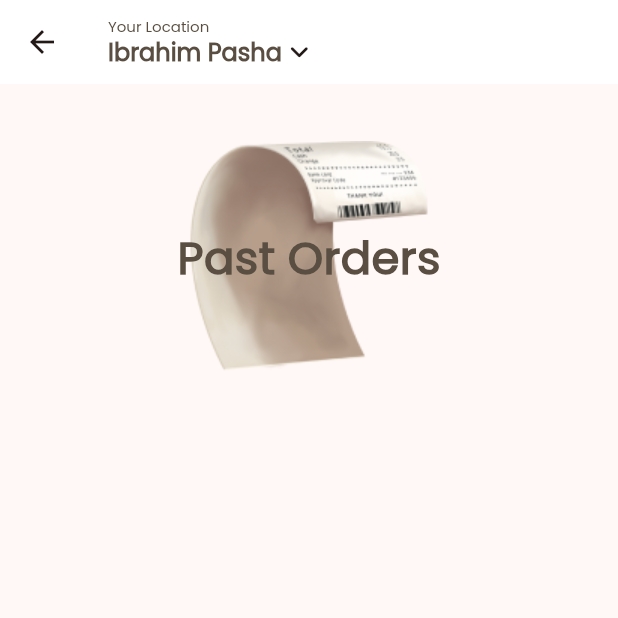
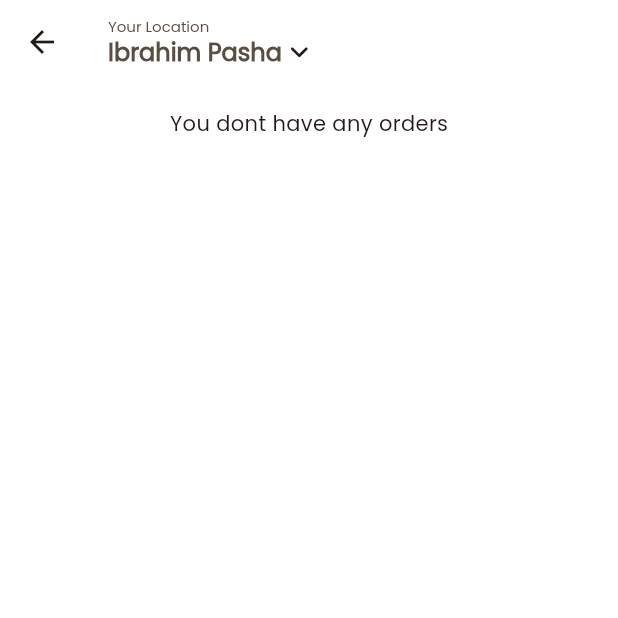
Before and after one commit to tahabarznji/bnchinamartt, a Flutter app: the OrderScreen screen opened directly, on a phone screen of 412 x 824 dp, the top half of it. Run offline on Flutter 3.47's test engine with Material 3 defaults, Android fonts, the phone set to English and light mode, and no system bars; our stand-ins replace firebase_auth, firebase_core, flutter_riverpod, flutter_svg, font_awesome_flutter; missing offline and left inert: shortid; accounts and stored records are empty.

Commit message:
some change colors to the project

```diff
--- a/lib/screens/auth/change_pass_screen.dart
+++ b/lib/screens/auth/change_pass_screen.dart
@@ -41,6 +41,7 @@ class _ChangePassWordScreenState extends State<ChangePassWordScreen> {
   @override
   Widget build(BuildContext context) {
     return Scaffold(
+      backgroundColor: whiteColor,
       appBar: customAppBar(),
       body: SingleChildScrollView(
         child: Padding(
--- a/lib/screens/orders/order_screen.dart
+++ b/lib/screens/orders/order_screen.dart
@@ -1,4 +1,5 @@
 import 'package:bnchinamartt/screens/orders/orders_card.dart';
+import 'package:bnchinamartt/utils/colors.dart';
 import 'package:bnchinamartt/utils/data.dart';
 import 'package:bnchinamartt/widgets/my_app_bard.dart';
 import 'package:bnchinamartt/widgets/order_banner.dart';
@@ -15,11 +16,16 @@ class _OrderScreenState extends State<OrderScreen> {
   @override
   Widget build(BuildContext context) {
     return Scaffold(
+      backgroundColor: whiteColor,
       appBar: customAppBar(),
       body: Padding(
         padding: const EdgeInsets.all(16),
         child: SingleChildScrollView(
-          child: Column(
+          child: orders.length == 0
+              ? const Center(
+                  child: Text('You dont have any orders'),
+                )
+              : Column(
                   children: [
                     const OrderBanner(),
                     const SizedBox(
--- a/lib/screens/product/layout_screen.dart
+++ b/lib/screens/product/layout_screen.dart
@@ -26,6 +26,7 @@ class _LayoutScreenState extends State<LayoutScreen> {
   @override
   Widget build(BuildContext context) {
     return Scaffold(
+      backgroundColor: whiteColor,
       appBar: customAppBar(),
       body: screen[selectedScreen],
       bottomNavigationBar: BottomNavigationBar(
--- a/lib/screens/product_detail_screen.dart
+++ b/lib/screens/product_detail_screen.dart
@@ -13,6 +13,7 @@ class ProductDetailScreen extends StatelessWidget {
   @override
   Widget build(BuildContext context) {
     return Scaffold(
+      backgroundColor: whiteColor,
       appBar: customAppBar(),
       body: Padding(
         padding: const EdgeInsets.all(16),
--- a/lib/widgets/my_app_bard.dart
+++ b/lib/widgets/my_app_bard.dart
@@ -7,7 +7,7 @@ AppBar customAppBar() {
     // rangi appbar katek scroll dakai
 
     surfaceTintColor: Colors.transparent,
-    elevation: 0,
+
     backgroundColor: whiteColor,
 
     title: Column(
```
Lines whose indentation alone changed are shown as unchanged.
